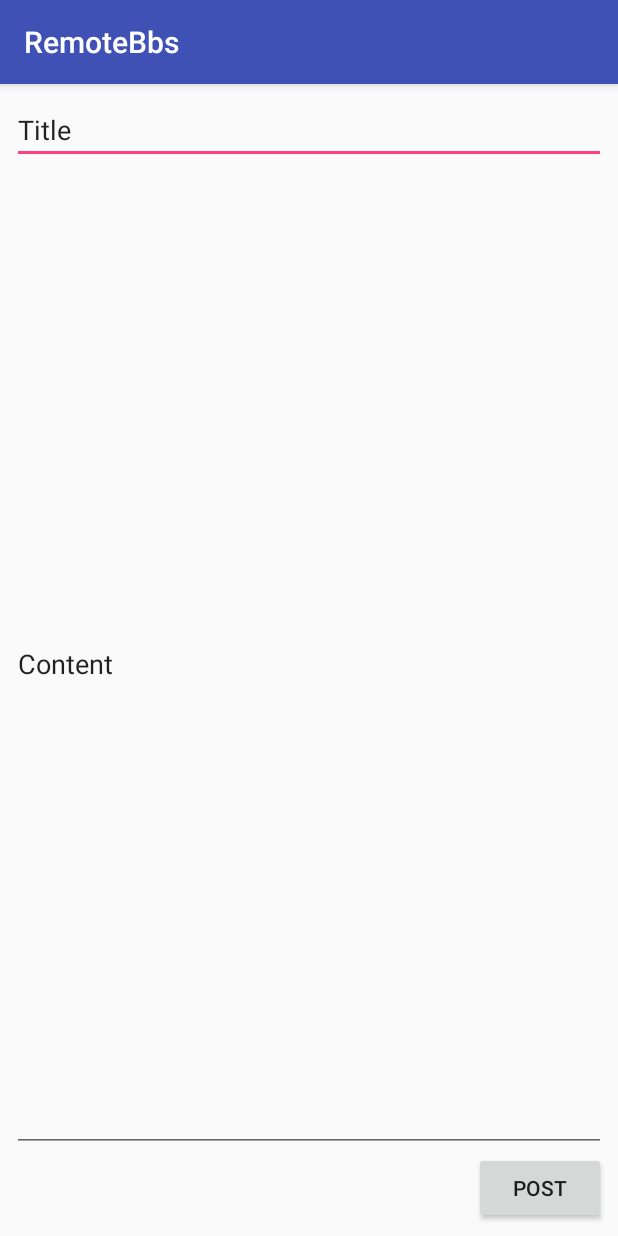
After one commit to javafa/4th_RemoteBbs_Android, an Android app: the PostActivity screen opened directly, with no data from a screen before it, on a phone screen of 412 x 824 dp. The commit adds this screen. Run offline under Robolectric (Android 15) with nearby library versions, the phone set to English and light mode, and no system bars.

Commit message:
add post

```diff
--- a/app/build.gradle
+++ b/app/build.gradle
@@ -25,8 +25,8 @@ dependencies {
         exclude group: 'com.android.support', module: 'support-annotations'
     })
     compile 'com.android.support:appcompat-v7:26.+'
-    compile 'com.android.support.constraint:constraint-layout:1.+'
-    testCompile 'junit:junit:4.12'
+    compile 'com.android.support.constraint:constraint-layout:1.0.2'
     compile 'com.google.code.gson:gson:2.8.2'
     compile 'com.android.support:recyclerview-v7:26.+'
+    testCompile 'junit:junit:4.12'
 }
--- a/app/src/main/AndroidManifest.xml
+++ b/app/src/main/AndroidManifest.xml
@@ -1,6 +1,9 @@
 <?xml version="1.0" encoding="utf-8"?>
 <manifest xmlns:android="http://schemas.android.com/apk/res/android"
     package="com.veryworks.android.remotebbs">
+
+    <uses-permission android:name="android.permission.INTERNET" />
+    <uses-permission android:name="android.permission.READ_PHONE_STATE"/>
 
     <application
         android:allowBackup="true"
@@ -16,6 +19,7 @@
                 <category android:name="android.intent.category.LAUNCHER" />
             </intent-filter>
         </activity>
+        <activity android:name=".PostActivity"></activity>
     </application>
 
 </manifest>
--- /dev/null
+++ b/app/src/main/java/com/veryworks/android/remotebbs/PostActivity.java
@@ -0,0 +1,83 @@
+package com.veryworks.android.remotebbs;
+
+import android.os.AsyncTask;
+import android.os.Bundle;
+import android.provider.Settings;
+import android.support.v7.app.AppCompatActivity;
+import android.util.Log;
+import android.view.View;
+import android.widget.Button;
+import android.widget.EditText;
+import android.widget.Toast;
+
+import com.google.gson.Gson;
+import com.veryworks.android.remotebbs.model.Data;
+import com.veryworks.android.remotebbs.model.Result;
+
+public class PostActivity extends AppCompatActivity {
+
+    private Button btnPost;
+    private EditText editTitle;
+    private EditText editContent;
+
+    @Override
+    protected void onCreate(Bundle savedInstanceState) {
+        super.onCreate(savedInstanceState);
+        setContentView(R.layout.activity_post);
+        initView();
+        btnPost.setOnClickListener(new View.OnClickListener() {
+            @Override
+            public void onClick(View v) {
+                post();
+            }
+        });
+    }
+    //
+    private void post(){
+        String title = editTitle.getText().toString();
+        String content = editContent.getText().toString();
+
+        Data data = new Data();
+        data.setTitle(title);
+        data.setContent(content);
+        String dID = android.provider.Settings.Secure.getString(
+                getContentResolver(), Settings.Secure.ANDROID_ID);
+        data.setUser_id(dID);
+        // 날짜는 서버에서 세팅
+
+        new AsyncTask<Data, Void, Result>(){
+
+            @Override
+            protected Result doInBackground(Data... params) {
+                Gson gson = new Gson();
+                String json = gson.toJson(params[0]);
+
+                String result_string = Remote.sendPost("http://192.168.1.204:8090/bbs", json);
+
+                Log.d("POST","result="+result_string);
+
+                Result result = gson.fromJson(result_string, Result.class);
+
+                return result;
+            }
+
+            @Override
+            protected void onPostExecute(Result result) {
+                Log.d("POST","result="+result);
+
+                if(result == null || !result.isSuccess()){
+                    Toast.makeText(PostActivity.this, "오류",Toast.LENGTH_SHORT).show();
+                }
+
+                finish();
+
+            }
+        }.execute(data);
+    }
+
+    private void initView() {
+        btnPost = (Button) findViewById(R.id.btnPost);
+        editTitle = (EditText) findViewById(R.id.editTitle);
+        editContent = (EditText) findViewById(R.id.editContent);
+    }
+}
--- a/app/src/main/java/com/veryworks/android/remotebbs/model/Result.java
+++ b/app/src/main/java/com/veryworks/android/remotebbs/model/Result.java
@@ -30,8 +30,12 @@ public class Result {
         this.code = code;
     }
 
+    public boolean isSuccess(){
+        return "200".equals(code);
+    }
+
     @Override
     public String toString() {
-        return "ClassPojo [data = "+data+", code = "+code+"]";
+        return "ClassPojo [data = "+data+", code = "+code+", msg = "+msg+"]";
     }
 }
--- a/app/src/main/res/layout/activity_main.xml
+++ b/app/src/main/res/layout/activity_main.xml
@@ -12,6 +12,7 @@
         android:layout_height="wrap_content"
         android:layout_marginBottom="8dp"
         android:layout_marginEnd="8dp"
+        android:onClick="openPost"
         android:text="Post"
         app:layout_constraintBottom_toBottomOf="parent"
         app:layout_constraintEnd_toEndOf="parent"
--- /dev/null
+++ b/app/src/main/res/layout/activity_post.xml
@@ -0,0 +1,51 @@
+<?xml version="1.0" encoding="utf-8"?>
+<android.support.constraint.ConstraintLayout xmlns:android="http://schemas.android.com/apk/res/android"
+    xmlns:app="http://schemas.android.com/apk/res-auto"
+    xmlns:tools="http://schemas.android.com/tools"
+    android:layout_width="match_parent"
+    android:layout_height="match_parent"
+    tools:context="com.veryworks.android.remotebbs.PostActivity">
+
+    <Button
+        android:id="@+id/btnPost"
+        android:layout_width="wrap_content"
+        android:layout_height="wrap_content"
+        android:layout_marginBottom="8dp"
+        android:layout_marginRight="8dp"
+        android:text="Post"
+        app:layout_constraintBottom_toBottomOf="parent"
+        app:layout_constraintRight_toRightOf="parent" />
+
+    <EditText
+        android:id="@+id/editTitle"
+        android:layout_width="0dp"
+        android:layout_height="wrap_content"
+        android:layout_marginLeft="8dp"
+        android:layout_marginRight="8dp"
+        android:layout_marginTop="8dp"
+        android:ems="10"
+        android:inputType="textPersonName"
+        android:text="Title"
+        app:layout_constraintHorizontal_bias="0.0"
+        app:layout_constraintLeft_toLeftOf="parent"
+        app:layout_constraintRight_toRightOf="parent"
+        app:layout_constraintTop_toTopOf="parent" />
+
+    <EditText
+        android:id="@+id/editContent"
+        android:layout_width="0dp"
+        android:layout_height="0dp"
+        android:layout_marginBottom="0dp"
+        android:layout_marginLeft="8dp"
+        android:layout_marginRight="8dp"
+        android:layout_marginTop="8dp"
+        android:ems="10"
+        android:inputType="textPersonName"
+        android:text="Content"
+        app:layout_constraintBottom_toTopOf="@+id/btnPost"
+        app:layout_constraintHorizontal_bias="0.0"
+        app:layout_constraintLeft_toLeftOf="parent"
+        app:layout_constraintRight_toRightOf="parent"
+        app:layout_constraintTop_toBottomOf="@+id/editTitle"
+        app:layout_constraintVertical_bias="0.0" />
+</android.support.constraint.ConstraintLayout>
```
Also changed, not shown: app/src/main/java/com/veryworks/android/remotebbs/MainActivity.java (+29 -0 lines).
